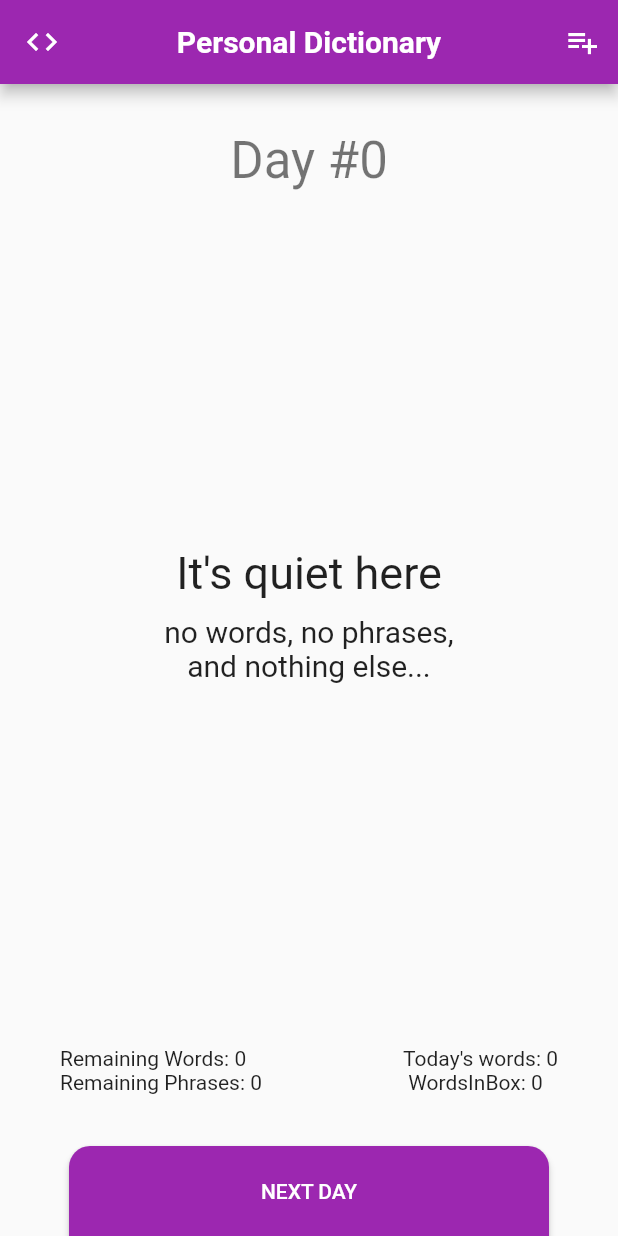
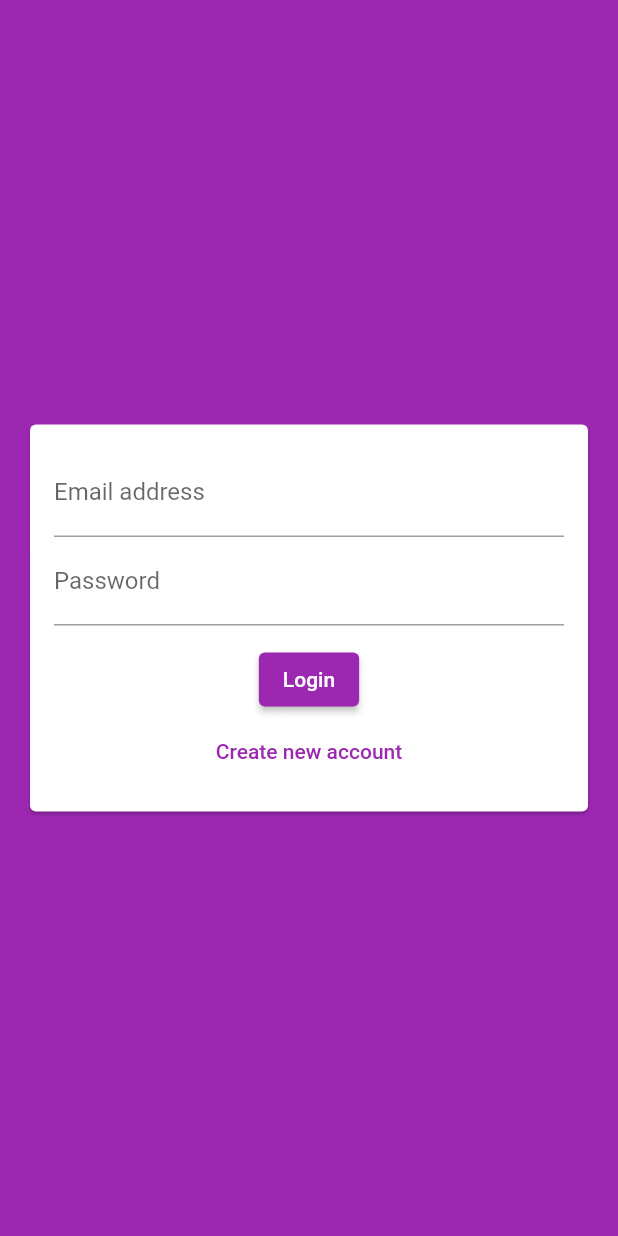
Before and after one commit to E837/personal-dictionary, a Flutter app: the screen it shows after launch, on a phone screen of 412 x 824 dp. Run offline on Flutter 3.47's test engine with Material 2 defaults, Android fonts, the phone set to English and light mode, and no system bars; our stand-ins replace auto_size_text, cloud_firestore, file_picker, firebase_auth, firebase_core, google_fonts and 1 more; missing offline and left inert: excel; accounts and stored records are empty; Roboto replaces fonts that are missing (Ubuntu).

Commit message:
added authentication (but still remains user management)

```diff
--- /dev/null
+++ b/lib/auth_form.dart
@@ -0,0 +1,127 @@
+import 'package:flutter/material.dart';
+
+class AuthForm extends StatefulWidget {
+  const AuthForm(
+      this.submitFn,
+      this.isLoading,
+      {super.key}
+      );
+
+  final bool isLoading;
+  final void Function(
+      String email,
+      String password,
+      String userName,
+      bool isLogin,
+      BuildContext ctx,
+      ) submitFn;
+
+  @override
+  State<AuthForm> createState() => _AuthFormState();
+}
+
+class _AuthFormState extends State<AuthForm> {
+  final _formKey = GlobalKey<FormState>();
+  var _isLogin = true;
+  var _userEmail = '';
+  var _userName = '';
+  var _userPassword = '';
+
+  void _trySubmit() {
+    final isValid = _formKey.currentState?.validate();
+    FocusScope.of(context).unfocus();
+
+    if (isValid != null && isValid) {
+      _formKey.currentState?.save();
+      widget.submitFn(_userEmail.trim(), _userPassword.trim(), _userName.trim(),
+          _isLogin, context);
+    }
+  }
+
+  @override
+  Widget build(BuildContext context) {
+    return Center(
+      child: Card(
+        margin: const EdgeInsets.all(20),
+        child: SingleChildScrollView(
+          child: Padding(
+            padding: const EdgeInsets.all(16),
+            child: Form(
+              key: _formKey,
+              child: Column(
+                mainAxisSize: MainAxisSize.min,
+                children: <Widget>[
+                  TextFormField(
+                    key: const ValueKey('email'),
+                    validator: (value) {
+                      if (value != null && (value.isEmpty || !value.contains('@'))) {
+                        return 'Please enter a valid email address.';
+                      }
+                      return null;
+                    },
+                    keyboardType: TextInputType.emailAddress,
+                    decoration: const InputDecoration(
+                      labelText: 'Email address',
+                    ),
+                    onSaved: (value) {
+                      _userEmail = value!;
+                    },
+                  ),
+                  if (!_isLogin)
+                    TextFormField(
+                      key: const ValueKey('username'),
+                      validator: (value) {
+                        if (value != null && (value.isEmpty || value.length < 4)) {
+                          return 'Please enter at least 4 characters';
+                        }
+                        return null;
+                      },
+                      decoration: const InputDecoration(labelText: 'Username'),
+                      onSaved: (value) {
+                        _userName = value!;
+                      },
+                    ),
+                  TextFormField(
+                    key: const ValueKey('password'),
+                    validator: (value) {
+                      if (value != null && (value.isEmpty || value.length < 7)) {
+                        return 'Password must be at least 7 characters long.';
+                      }
+                      return null;
+                    },
+                    decoration: const InputDecoration(labelText: 'Password'),
+                    obscureText: true,
+                    onSaved: (value) {
+                      _userPassword = value!;
+                    },
+                  ),
+                  const SizedBox(height: 12),
+                  if (widget.isLoading) const CircularProgressIndicator(),
+                  if (!widget.isLoading)
+                    ElevatedButton(
+                      onPressed: _trySubmit,
+                      child: Text(_isLogin ? 'Login' : 'Signup'),
+                    ),
+                  if (!widget.isLoading)
+                    TextButton(
+                      style: TextButton.styleFrom(
+                        foregroundColor: Theme.of(context).primaryColor,
+                      ),
+                      child: Text(_isLogin
+                          ? 'Create new account'
+                          : 'I already have an account'),
+                      onPressed: () {
+                        setState(() {
+                          _isLogin = !_isLogin;
+                        });
+                      },
+                    )
+                ],
+              ),
+            ),
+          ),
+        ),
+      ),
+    );
+  }
+}
--- /dev/null
+++ b/lib/auth_screen.dart
@@ -0,0 +1,82 @@
+import 'package:flutter/material.dart';
+import 'package:firebase_auth/firebase_auth.dart';
+import 'package:flutter/services.dart';
+import 'package:cloud_firestore/cloud_firestore.dart';
+
+import 'auth_form.dart';
+
+class AuthScreen extends StatefulWidget {
+  @override
+  State<AuthScreen> createState() => _AuthScreenState();
+}
+
+class _AuthScreenState extends State<AuthScreen> {
+  final _auth = FirebaseAuth.instance;
+  var _isLoading = false;
+
+  void _submitAuthForm(
+      String email,
+      String password,
+      String username,
+      bool isLogin,
+      BuildContext ctx,
+      ) async {
+    UserCredential authResult;
+
+    try {
+      setState(() {
+        _isLoading = true;
+      });
+      if (isLogin) {
+        authResult = await _auth.signInWithEmailAndPassword(
+          email: email,
+          password: password,
+        );
+      } else {
+        authResult = await _auth.createUserWithEmailAndPassword(
+          email: email,
+          password: password,
+        );
+        await FirebaseFirestore.instance
+            .collection('users')
+            .doc(authResult.user?.uid)
+            .set({
+          'username': username,
+          'email': email,
+        });
+      }
+    } on PlatformException catch (err) {
+      String? message = 'An error occurred, please check your credentials!';
+
+      if (err.message != null) {
+        message = err.message;
+      }
+
+      ScaffoldMessenger.of(ctx).showSnackBar(
+        SnackBar(
+          content: Text(message!),
+          backgroundColor: Theme.of(ctx).errorColor,
+        ),
+      );
+      setState(() {
+        _isLoading = false;
+      });
+    } catch (err) {
+      print(err);
+      setState(() {
+        _isLoading = false;
+      });
+    }
+  }
+
+  @override
+  Widget build(BuildContext context) {
+    return Scaffold(
+      backgroundColor: Theme.of(context).primaryColor,
+      body: AuthForm(
+        _submitAuthForm,
+        _isLoading,
+      ),
+    );
+  }
+}
--- a/lib/main.dart
+++ b/lib/main.dart
@@ -1,9 +1,11 @@
+import 'package:firebase_auth/firebase_auth.dart';
 import 'package:firebase_core/firebase_core.dart';
 import 'package:provider/provider.dart';
 import 'package:flutter/material.dart';
 import 'package:google_fonts/google_fonts.dart';
 
 import 'package:pdict/models/words.dart';
+import 'package:pdict/auth_screen.dart';
 import 'package:pdict/home_page.dart';
 
 void main() {
@@ -39,7 +41,15 @@ class MyApp extends StatelessWidget {
                 ),
               );
             } else if (snapshot.hasData) {
-              return const MyHomePage();
+              return StreamBuilder(
+                stream: FirebaseAuth.instance.authStateChanges(),
+                builder: (ctx, userSnapshot) {
+                  if (userSnapshot.hasData) {
+                    return const MyHomePage();
+                  }
+                  return AuthScreen();
+                },
+              );
             } else {
               return const Center(
                 child: CircularProgressIndicator(),
--- a/pubspec.yaml
+++ b/pubspec.yaml
@@ -44,6 +44,7 @@ dependencies:
   provider: ^6.0.3
   firebase_core: ^1.22.0
   cloud_firestore: ^3.4.8
+  firebase_auth: ^3.10.0
 
 dev_dependencies:
   flutter_test:
```
Also changed, not shown: lib/home_page.dart (+16 -8 lines), pubspec.lock, 1 other file.
